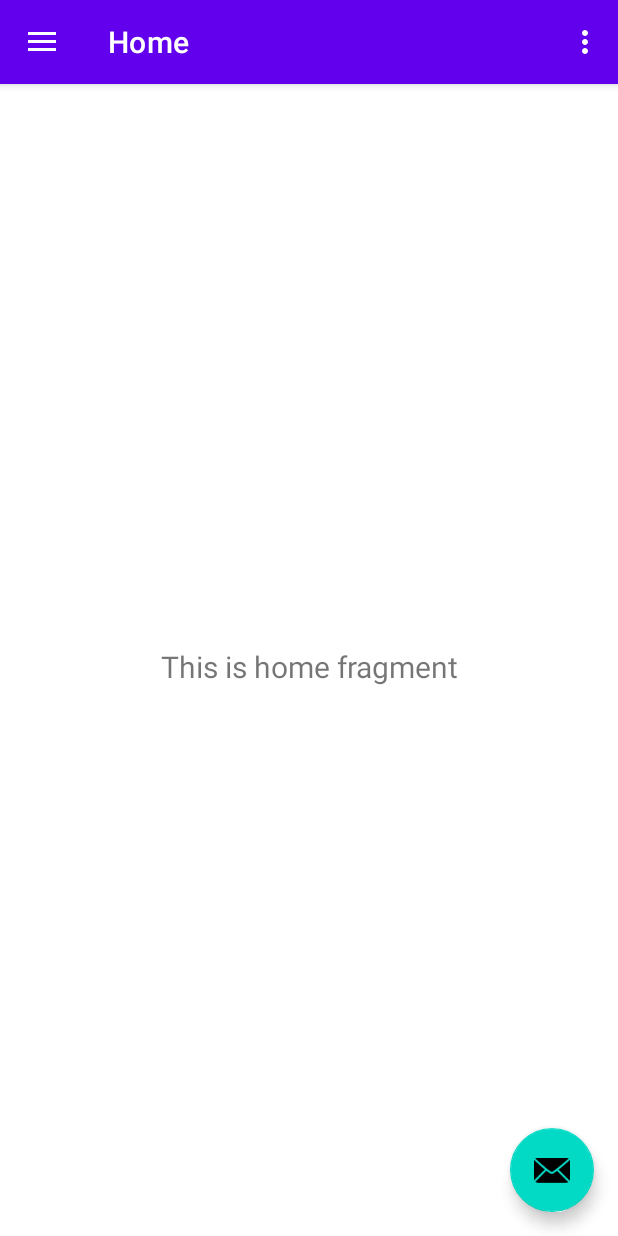
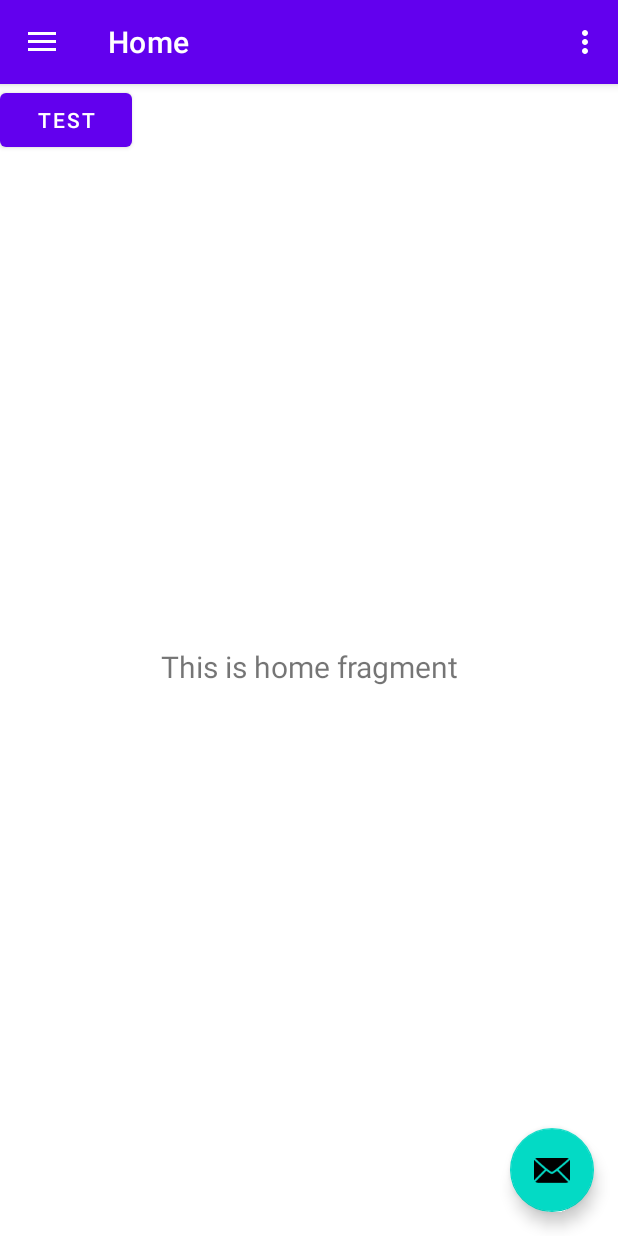
Before and after one commit to CSUSTANCS4800/HealthyPal, an Android app: the screen it shows after launch (MainActivity), on a phone screen of 412 x 824 dp. Run offline under Robolectric (Android 15) with nearby library versions, the phone set to English and light mode, and no system bars; our stand-ins replace navigation-ui.

Commit message:
Test button:

```diff
--- a/app/src/main/res/layout/content_main.xml
+++ b/app/src/main/res/layout/content_main.xml
@@ -17,4 +17,12 @@
         app:layout_constraintRight_toRightOf="parent"
         app:layout_constraintTop_toTopOf="parent"
         app:navGraph="@navigation/mobile_navigation" />
+
+    <Button
+        android:id="@+id/btnTest"
+        android:layout_width="wrap_content"
+        android:layout_height="wrap_content"
+        android:text="test"
+        tools:layout_editor_absoluteX="155dp"
+        tools:layout_editor_absoluteY="316dp" />
 </androidx.constraintlayout.widget.ConstraintLayout>
```
